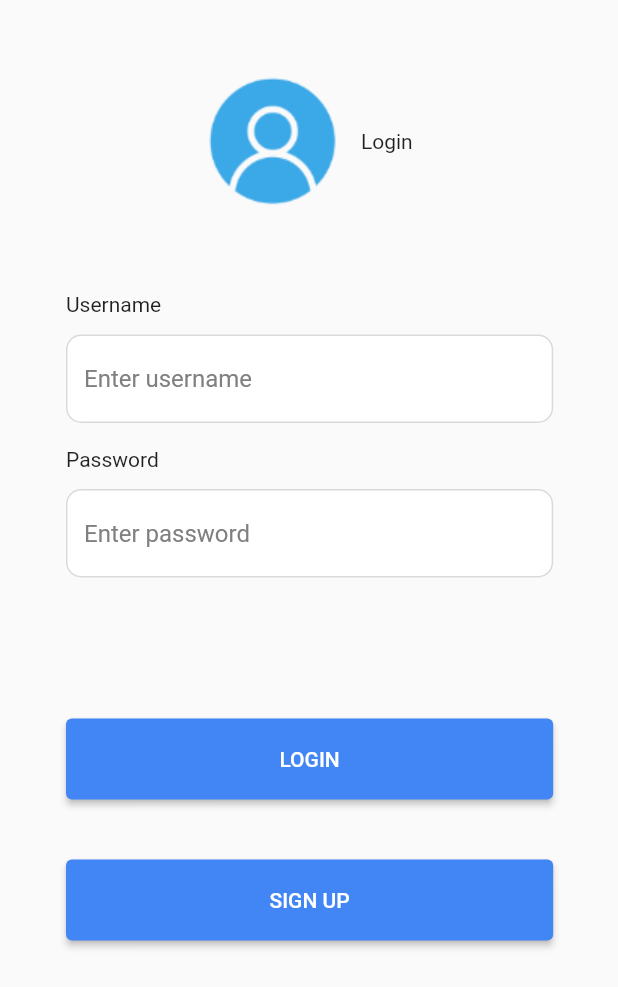
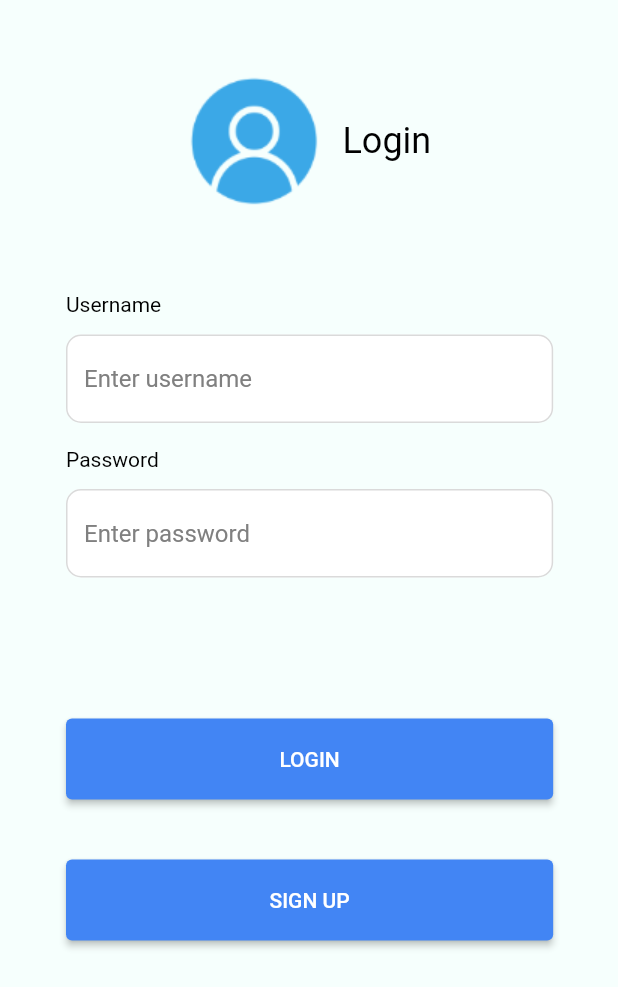
Before and after one commit to Suying1020/my_first_flutter_app, a Flutter app: the screen it shows after launch, on a phone screen of 412 x 824 dp. Shown: the top 987 px of the screen. Run offline on Flutter 3.47's test engine with Material 2 defaults, Android fonts, the phone set to English and light mode, and no system bars.

Commit message:
Refactor with customized theme

```diff
--- a/lib/authentication/login/screens/login_screen.dart
+++ b/lib/authentication/login/screens/login_screen.dart
@@ -18,7 +18,7 @@ class LoginScreen extends StatelessWidget {
             Row(mainAxisAlignment: MainAxisAlignment.center, children: <Widget>[
               Image.asset(Images.login),
               const SizedBox(width: 15),
-              const Text(Strings.login)
+              Text(Strings.login, style: Theme.of(context).textTheme.headline5),
             ]),
             // Spacing
             const SizedBox(
@@ -28,7 +28,7 @@ class LoginScreen extends StatelessWidget {
             Column(
               crossAxisAlignment: CrossAxisAlignment.start,
               children: <Widget>[
-                const Text(Strings.username),
+                Text(Strings.username, style: Theme.of(context).textTheme.bodyText2),
                 const SizedBox(height: 12),
                 TextFormField(
                   decoration: InputDecoration(
@@ -54,7 +54,7 @@ class LoginScreen extends StatelessWidget {
                           BorderSide(width: 1, color: MyAppColors.error),
                     ),
                     hintText: Strings.enterUsername,
-                    hintStyle: const TextStyle(
+                    hintStyle: Theme.of(context).textTheme.subtitle1!.copyWith(
                       color: MyAppColors.hintText,
                     ),
                   ),
@@ -66,7 +66,7 @@ class LoginScreen extends StatelessWidget {
             Column(
               crossAxisAlignment: CrossAxisAlignment.start,
               children: <Widget>[
-                const Text(Strings.password),
+                Text(Strings.password, style: Theme.of(context).textTheme.bodyText2),
                 const SizedBox(height: 12),
                 TextFormField(
                   decoration: InputDecoration(
@@ -92,7 +92,7 @@ class LoginScreen extends StatelessWidget {
                           BorderSide(width: 1, color: MyAppColors.error),
                     ),
                     hintText: Strings.enterPassword,
-                    hintStyle: const TextStyle(
+                    hintStyle: Theme.of(context).textTheme.subtitle1!.copyWith(
                       color: MyAppColors.hintText,
                     ),
                   ),
@@ -104,7 +104,7 @@ class LoginScreen extends StatelessWidget {
             // Login Button
             ElevatedButton(
               onPressed: () {},
-              child: const Text(Strings.loginUppercase),
+              child: Text(Strings.loginUppercase, style: Theme.of(context).textTheme.button),
               style: ElevatedButton.styleFrom(
                 primary: MyAppColors.primaryColor,
                 onPrimary: MyAppColors.white,
@@ -116,7 +116,7 @@ class LoginScreen extends StatelessWidget {
             // Sign up Button
             ElevatedButton(
               onPressed: () {},
-              child: const Text(Strings.signUpUppercase),
+              child: Text(Strings.signUpUppercase, style: Theme.of(context).textTheme.button),
               style: ElevatedButton.styleFrom(
                 primary: MyAppColors.primaryColor,
                 onPrimary: MyAppColors.white,
--- a/lib/common/constants/colors.dart
+++ b/lib/common/constants/colors.dart
@@ -4,6 +4,9 @@ class MyAppColors{
   MyAppColors._();
 
   static const Color white = Colors.white;
+  static const Color black = Colors.black;
+  static const Color brightBackgroundColor = Color.fromRGBO(246, 255, 253, 1.0);
+
   static Color error = Colors.red.shade700;
   static const Color primaryColor = Color.fromRGBO(66, 133, 244, 1);
 
--- /dev/null
+++ b/lib/common/themes/app_theme.dart
@@ -0,0 +1,179 @@
+import 'package:flutter/material.dart';
+import 'package:my_first_flutter_app/common/constants/colors.dart';
+
+// This class store the app theme information
+class AppTheme {
+  AppTheme._();
+  static final ThemeData lightTheme = ThemeData(
+    scaffoldBackgroundColor: MyAppColors.brightBackgroundColor,
+    appBarTheme: const AppBarTheme(
+      color: MyAppColors.primaryColor,
+    ),
+    colorScheme: ColorScheme.light(
+      primary: MyAppColors.primaryColor,
+      onPrimary: MyAppColors.white,
+      onError: MyAppColors.error,
+    ),
+    iconTheme: const IconThemeData(
+      color: MyAppColors.white,
+    ),
+    brightness: Brightness.light,
+    textTheme: _lightTextTheme,
+  );
+
+  static final TextTheme _lightTextTheme = TextTheme(
+    headline1: _lightScreenHeadline1TextStyle,
+    headline2: _lightScreenHeadline2TextStyle,
+    headline3: _lightScreenHeadline3TextStyle,
+    headline4: _lightScreenHeadline4TextStyle,
+    headline5: _lightScreenHeadline5TextStyle,
+    headline6: _lightScreenHeadline6TextStyle,
+    bodyText1: _lightScreenBodyText1TextStyle,
+    bodyText2: _lightScreenBodyText2TextStyle,
+    subtitle1: _lightScreenSubtitle1TextStyle,
+    subtitle2: _lightScreenSubtitle2TextStyle,
+    overline: _lightScreenOverLineTextStyle,
+    caption: _lightScreenCaptionTextStyle,
+    button: _lightScreenButtonTextStyle,
+  );
+
+  static final ThemeData darkTheme = ThemeData(
+    scaffoldBackgroundColor: MyAppColors.black,
+    appBarTheme: const AppBarTheme(
+      color: MyAppColors.primaryColor,
+    ),
+    colorScheme: ColorScheme.dark(
+      primary: MyAppColors.primaryColor,
+      onPrimary: MyAppColors.black,
+      onError: MyAppColors.error,
+    ),
+    iconTheme: const IconThemeData(
+      color: MyAppColors.black,
+    ),
+    brightness: Brightness.dark,
+    textTheme: _darkTextTheme,
+  );
+
+  static final TextTheme _darkTextTheme = TextTheme(
+    headline1: _darkScreenHeadline1TextStyle,
+    headline2: _darkScreenHeadline2TextStyle,
+    headline3: _darkScreenHeadline3TextStyle,
+    headline4: _darkScreenHeadline4TextStyle,
+    headline5: _darkScreenHeadline5TextStyle,
+    headline6: _darkScreenHeadline6TextStyle,
+    bodyText1: _darkScreenBodyText1TextStyle,
+    bodyText2: _darkScreenBodyText2TextStyle,
+    subtitle1: _darkScreenSubtitle1TextStyle,
+    subtitle2: _darkScreenSubtitle2TextStyle,
+    overline: _darkScreenOverLineTextStyle,
+    caption: _darkScreenCaptionTextStyle,
+    button: _darkScreenButtonTextStyle,
+  );
+
+  // https://material.io/design/typography/the-type-system.html#type-scale
+  // Customised Headline 1
+  static final TextStyle _lightScreenHeadline1TextStyle = TextStyle(
+      fontSize: 96,
+      color: MyAppColors.black);
+
+  // Customised Headline 2
+  static final TextStyle _lightScreenHeadline2TextStyle = TextStyle(
+      fontSize: 60,
+      color: MyAppColors.black);
+
+  // Customised Headline 3
+  static final TextStyle _lightScreenHeadline3TextStyle = TextStyle(
+      fontSize: 48,
+      color: MyAppColors.black);
+
+  // Customised Headline 4
+  static final TextStyle _lightScreenHeadline4TextStyle = TextStyle(
+      fontSize: 34,
+      color: MyAppColors.black);
+
+  // Customised Headline 5
+  static final TextStyle _lightScreenHeadline5TextStyle = TextStyle(
+      fontSize: 24,
+      color: MyAppColors.black);
+
+  // Customised Headline 6
+  static final TextStyle _lightScreenHeadline6TextStyle = TextStyle(
+      fontSize: 20,
+      color: MyAppColors.black);
+
+  // Customised BodyText 1
+  static final TextStyle _lightScreenBodyText1TextStyle = TextStyle(
+      fontSize: 16,
+      color: MyAppColors.black);
+
+  // Customised BodyText 2
+  static final TextStyle _lightScreenBodyText2TextStyle = TextStyle(
+      fontSize: 14,
+      color: MyAppColors.black);
+
+  // Customised Subtitle 1
+  static final TextStyle _lightScreenSubtitle1TextStyle = TextStyle(
+      fontSize: 16,
+      color: MyAppColors.black);
+
+  // Customised Subtitle 2
+  static final TextStyle _lightScreenSubtitle2TextStyle = TextStyle(
+      fontSize: 14,
+      color: MyAppColors.black);
+
+  // Customised Caption
+  static final TextStyle _lightScreenCaptionTextStyle = TextStyle(
+      fontSize: 12,
+      color: MyAppColors.black);
+
+  // Customised Button
+  static final TextStyle _lightScreenButtonTextStyle = TextStyle(
+      fontSize: 14,
+      color: MyAppColors.white);
+
+  // Customised OverLine
+  static final TextStyle _lightScreenOverLineTextStyle = TextStyle(
+      fontSize: 10,
+      color: MyAppColors.black,
+      letterSpacing: 0.15);
+
+  // Dark TextStyle
+  // Customised Headline 1
+  static final TextStyle _darkScreenHeadline1TextStyle = _lightScreenHeadline1TextStyle.copyWith(color: MyAppColors.white);
+
+  // Customised Headline 2
+  static final TextStyle _darkScreenHeadline2TextStyle = _lightScreenHeadline2TextStyle.copyWith(color: MyAppColors.white);
+
+  // Customised Headline 3
+  static final TextStyle _darkScreenHeadline3TextStyle = _lightScreenHeadline3TextStyle.copyWith(color: MyAppColors.white);
+
+  // Customised Headline 4
+  static final TextStyle _darkScreenHeadline4TextStyle = _lightScreenHeadline4TextStyle.copyWith(color: MyAppColors.white);
+
+  // Customised Headline 5
+  static final TextStyle _darkScreenHeadline5TextStyle = _lightScreenHeadline5TextStyle.copyWith(color: MyAppColors.white);
+
+  // Customised Headline 6
+  static final TextStyle _darkScreenHeadline6TextStyle = _lightScreenHeadline6TextStyle.copyWith(color: MyAppColors.white);
+
+  // Customised BodyText 1
+  static final TextStyle _darkScreenBodyText1TextStyle = _lightScreenBodyText1TextStyle.copyWith(color: MyAppColors.white);
+
+  // Customised BodyText 2
+  static final TextStyle _darkScreenBodyText2TextStyle = _lightScreenBodyText2TextStyle.copyWith(color: MyAppColors.white);
+
+  // Customised Subtitle 1
+  static final TextStyle _darkScreenSubtitle1TextStyle = _lightScreenSubtitle1TextStyle.copyWith(color: MyAppColors.white);
+
+  // Customised Subtitle 2
+  static final TextStyle _darkScreenSubtitle2TextStyle = _lightScreenSubtitle2TextStyle.copyWith(color: MyAppColors.white);
+
+  // Customised Caption
+  static final TextStyle _darkScreenCaptionTextStyle = _lightScreenCaptionTextStyle.copyWith(color: MyAppColors.white);
+
+  // Customised Button
+  static final TextStyle _darkScreenButtonTextStyle = _lightScreenButtonTextStyle.copyWith(color: MyAppColors.black);
+
+  // Customised OverLine
+  static final TextStyle _darkScreenOverLineTextStyle = _lightScreenOverLineTextStyle.copyWith(color: MyAppColors.white);
+}
--- a/lib/main.dart
+++ b/lib/main.dart
@@ -1,6 +1,8 @@
 import 'package:flutter/material.dart';
 import 'package:my_first_flutter_app/authentication/login/screens/login_screen.dart';
 import 'package:my_first_flutter_app/common/routing/route_generator.dart';
+
+import 'common/themes/app_theme.dart';
 
 void main() {
   runApp(const TodoApp());
@@ -16,6 +18,8 @@ class TodoApp extends StatelessWidget {
       home: LoginScreen(),
       initialRoute: '/',
       onGenerateRoute: RouteGenerator.generateRoute,
+      theme: AppTheme.lightTheme,
+      darkTheme: AppTheme.darkTheme,
     );
   }
 }
```
